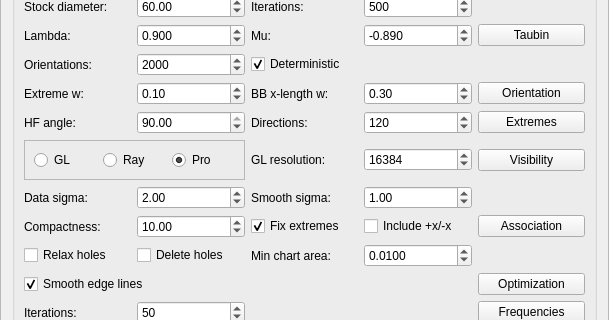
This is GUI/managers/fouraxisfabricationmanager.ui in cg3hci/4AxisMilling as Qt 5 draws it before an edit; both pictures show x 0 to 609 and y 192 to 512 of the 609 by 1318 pixel window. The edited form follows.
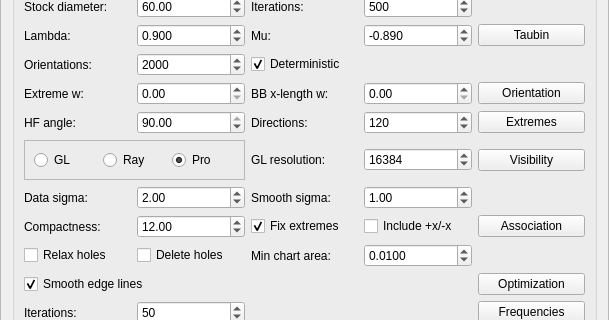
This is the edited form.

Commit message: Little fixes, update cg3, new optimal rotation

```diff
--- a/GUI/managers/fouraxisfabricationmanager.ui
+++ b/GUI/managers/fouraxisfabricationmanager.ui
@@ -665,7 +665,7 @@
          <double>1000.000000000000000</double>
         </property>
         <property name="value">
-         <double>10.000000000000000</double>
+         <double>12.000000000000000</double>
         </property>
        </widget>
       </item>
@@ -811,7 +811,7 @@
          <double>0.100000000000000</double>
         </property>
         <property name="value">
-         <double>0.100000000000000</double>
+         <double>0.000000000000000</double>
         </property>
        </widget>
       </item>
@@ -1149,7 +1149,7 @@
          <double>0.100000000000000</double>
         </property>
         <property name="value">
-         <double>0.300000000000000</double>
+         <double>0.000000000000000</double>
         </property>
        </widget>
       </item>
```
The commit also changes 2 other files.
